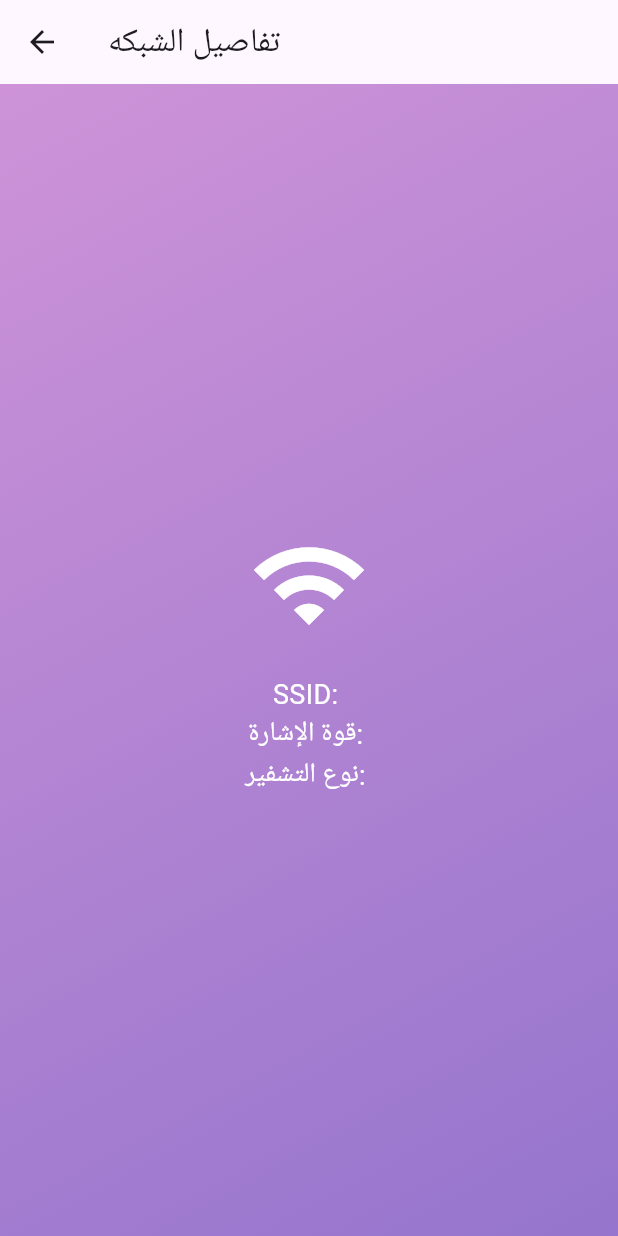
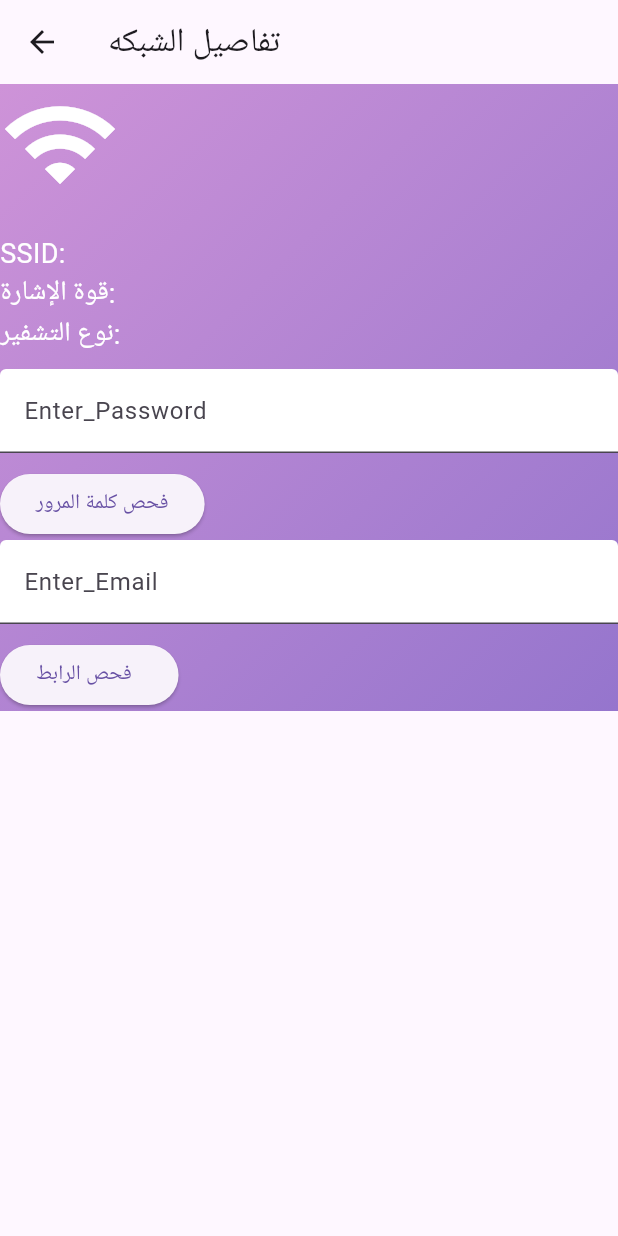
Before and after one commit to TawhibAbdulrab7/Tawhib_Project, a Flutter app: the NetworkDetailsScreen screen opened directly with empty values, on a phone screen of 412 x 824 dp. Run offline on Flutter 3.47's test engine with Material 3 defaults, Android fonts, the phone set to English and light mode, and no system bars.

Commit message:
دمج تفاصيل الشبكة مع حقول الإدخال (كلمة المرور + الرابط)

```diff
--- a/lib/screens/network_details_screen.dart
+++ b/lib/screens/network_details_screen.dart
@@ -9,7 +9,10 @@ class NetworkDetailsScreen extends StatelessWidget {
     required this.ssid,
     required this.strength,
     required this.type,
+
   });
+  final TextEditingController passwordController = TextEditingController();
+  final TextEditingController urlController = TextEditingController();
 
   @override
   Widget build(BuildContext context) {
@@ -23,15 +26,52 @@ class NetworkDetailsScreen extends StatelessWidget {
             end: Alignment.bottomRight,
           ),
         ),
-        child: Center(
+        child: SingleChildScrollView(
           child: Column(
+            crossAxisAlignment: CrossAxisAlignment.start,
             mainAxisSize: MainAxisSize.min,
             children: [
-              Icon(Icons.wifi,color: Colors.white,size: 80,),
-              SizedBox(height: 20,),
-              Text("SSID: $ssid", style: TextStyle(fontSize: 18, color: Colors.white)),
-              Text("قوة الإشارة: $strength", style: TextStyle(fontSize: 18, color: Colors.white)),
-              Text("نوع التشفير: $type", style: TextStyle(fontSize: 18, color: Colors.white)),
+              Icon(Icons.wifi, color: Colors.white, size: 80),
+              SizedBox(height: 20),
+              Text(
+                "SSID: $ssid",
+                style: TextStyle(fontSize: 18, color: Colors.white),
+
+              ),
+              Text(
+                "قوة الإشارة: $strength",
+                style: TextStyle(fontSize: 18, color: Colors.white),
+              ),
+              Text(
+                "نوع التشفير: $type",
+                style: TextStyle(fontSize: 18, color: Colors.white),
+              ),
+              SizedBox(height: 10,),
+              TextField(
+                controller: passwordController,
+                decoration: InputDecoration(
+                  labelText: "Enter_Password",
+                  filled: true,
+                  fillColor: Colors.white,
+                ),
+              ),
+              SizedBox(height: 10,),
+              ElevatedButton(onPressed: (){
+                Navigator.pushNamed(context, '/password');
+              }, child: Text("فحص كلمة المرور")),
+              TextField(
+                controller: urlController,
+                decoration: InputDecoration(
+                  labelText: "Enter_Email",
+                  filled: true,
+                  fillColor: Colors.white,
+                ),
+              ),
+              SizedBox(height: 10,),
+              ElevatedButton(onPressed: (){
+                Navigator.pushNamed(context, '/url');
+              }, child: Text("فحص الرابط  ")),
+
             ],
           ),
         ),
```
